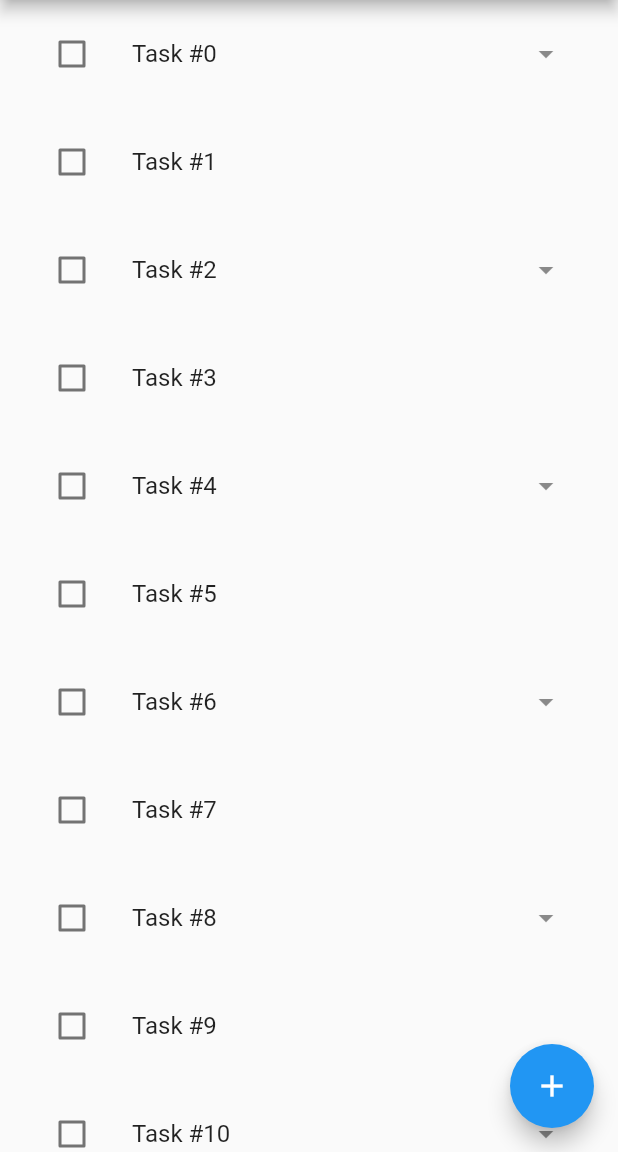
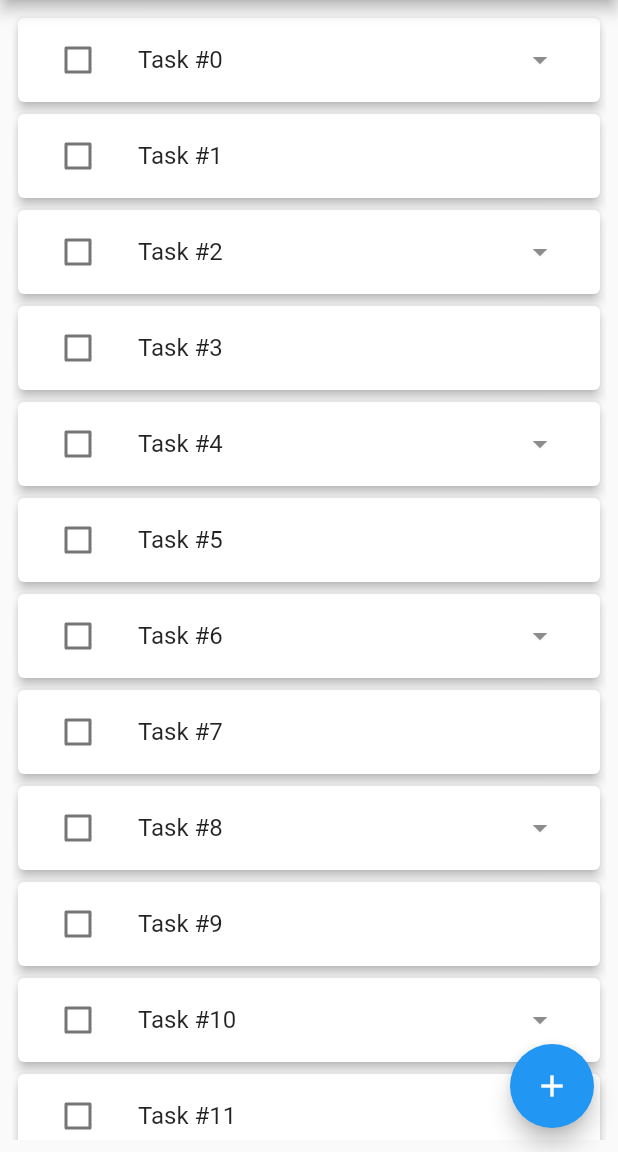
Before and after one commit to AdhamNour/ToDo, a Flutter app: the screen it shows after launch, on a phone screen of 412 x 824 dp, the part 84-1236 px from its top. Run offline on Flutter 3.47's test engine with Material 2 defaults, Android fonts, the phone set to English and light mode, and no system bars.

```diff
--- a/lib/components/TaskList/TaskList.dart
+++ b/lib/components/TaskList/TaskList.dart
@@ -6,9 +6,12 @@ class TaskList extends StatelessWidget {
 
   @override
   Widget build(BuildContext context) {
-    return ListView.builder(
-      itemBuilder: (ctx, index) => TaskListItem(taskName: "Task #$index", haveSubTasks: index%2==0,),
-      itemCount: 15,
+    return Padding(
+      padding: const EdgeInsets.all(8.0),
+      child: ListView.builder(
+        itemBuilder: (ctx, index) => TaskListItem(taskName: "Task #$index", haveSubTasks: index%2==0,),
+        itemCount: 15,shrinkWrap: true,
+      ),
     );
   }
 }
--- a/lib/components/TaskList/TaskListItem/TaskListItem.dart
+++ b/lib/components/TaskList/TaskListItem/TaskListItem.dart
@@ -1,4 +1,5 @@
 import 'package:flutter/material.dart';
+import 'package:todo/components/TaskList/TaskList.dart';
 
 class TaskListItem extends StatefulWidget {
   final String taskName;
@@ -13,7 +14,9 @@ class TaskListItem extends StatefulWidget {
 
 class _TaskListItemState extends State<TaskListItem> {
   bool? checked;
+  bool expanded = false;
   Function(bool?)? setChecked;
+  Function()? setExpanded;
   @override
   void initState() {
     checked = false;
@@ -22,24 +25,37 @@ class _TaskListItemState extends State<TaskListItem> {
         checked = newValue;
       });
     };
+    setExpanded = () {
+      print('kak');
+      setState(() {
+        expanded = !expanded;
+      });
+    };
     super.initState();
   }
 
   @override
   Widget build(BuildContext context) {
-    return Padding(
-      padding: const EdgeInsets.all(8.0),
-      child: ListTile(
-        leading: Checkbox(value: checked, onChanged: setChecked),
-        title: Text(widget.taskName),
-        trailing: widget.haveSubTasks
-            ? IconButton(
-                onPressed: () {
-                  print("expand to be implemented...");
-                },
-                icon: Icon(Icons.arrow_drop_down))
-            : null,
+    final screenSize = MediaQuery.of(context).size;
+    return Card(
+      child: Container(
+        height: expanded?screenSize.height*0.5:null,
+        child: Column(
+          children: [
+            ListTile(
+              leading: Checkbox(value: checked, onChanged: setChecked),
+              title: Text(widget.taskName),
+              trailing: widget.haveSubTasks
+                  ? IconButton(
+                      onPressed: setExpanded, icon: Icon(Icons.arrow_drop_down))
+                  : null,
+            ),
+            if (expanded) Container(child: TaskList(),height: screenSize.height*0.40,)
+          ],
+          mainAxisSize: MainAxisSize.min,
+        ),
       ),
+      elevation: 3,
     );
   }
 }
```
